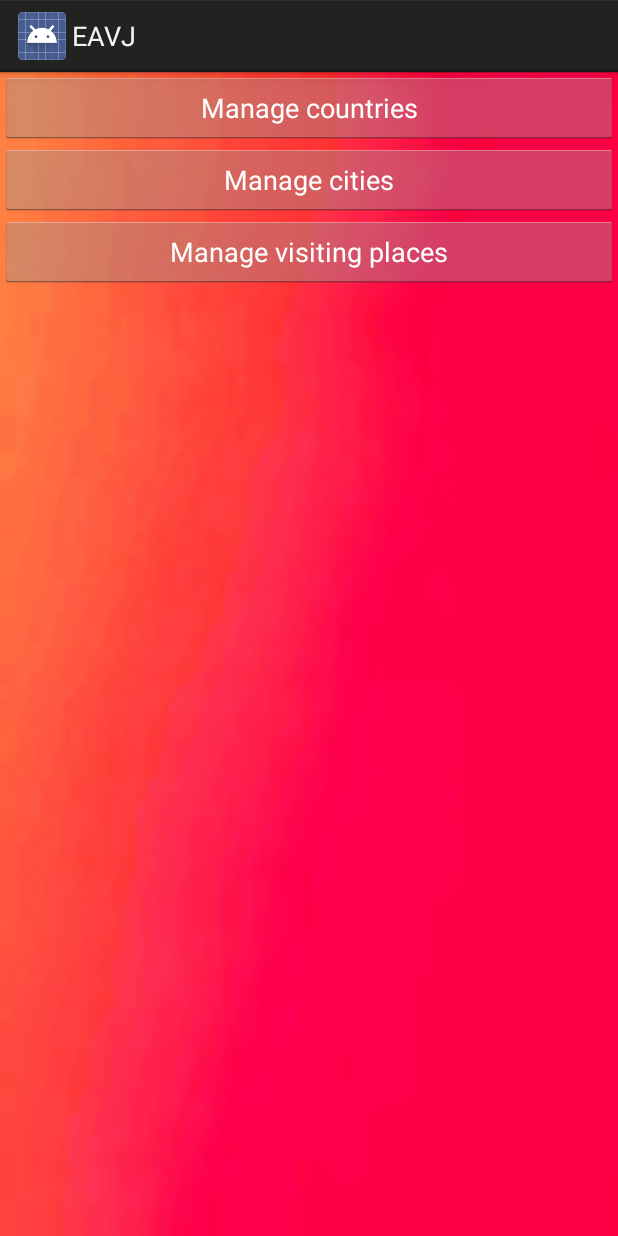
After one commit to egibra/EAVJ, an Android app: the AdminMainActivity screen opened directly, with no data from a screen before it, on a phone screen of 412 x 824 dp. The commit adds this screen. Run offline under Robolectric (Android 15) with nearby library versions, the light colour scheme and no system bars.

Commit message:
Added admin panel and its background

```diff
--- a/app/src/main/AndroidManifest.xml
+++ b/app/src/main/AndroidManifest.xml
@@ -9,7 +9,7 @@
         android:roundIcon="@mipmap/ic_launcher_round"
         android:supportsRtl="true"
         android:theme="@style/AppTheme">
-        <activity android:name=".MainActivity"></activity>
+        <activity android:name=".MainActivity" />
         <activity android:name=".SignUpActivity">
             <intent-filter>
                 <action android:name="android.intent.action.MAIN" />
@@ -17,9 +17,10 @@
                 <category android:name="android.intent.category.LAUNCHER" />
             </intent-filter>
         </activity>
-        <activity android:name=".LoginActivity"></activity>
-        <activity android:name=".TripListActivity"></activity>
-        <activity android:name=".TripIdeasActivity"></activity>
+        <activity android:name=".LoginActivity" />
+        <activity android:name=".TripListActivity" />
+        <activity android:name=".TripIdeasActivity" />
+        <activity android:name=".AdminMainActivity"></activity>
     </application>
 
 </manifest>
--- /dev/null
+++ b/app/src/main/java/main/eavj/AdminMainActivity.java
@@ -0,0 +1,13 @@
+package main.eavj;
+
+import android.app.Activity;
+import android.os.Bundle;
+
+public class AdminMainActivity extends Activity {
+
+    @Override
+    protected void onCreate(Bundle savedInstanceState) {
+        super.onCreate(savedInstanceState);
+        setContentView(R.layout.activity_admin_main);
+    }
+}
--- /dev/null
+++ b/app/src/main/res/layout/activity_admin_main.xml
@@ -0,0 +1,36 @@
+<?xml version="1.0" encoding="utf-8"?>
+<android.support.constraint.ConstraintLayout xmlns:android="http://schemas.android.com/apk/res/android"
+    xmlns:app="http://schemas.android.com/apk/res-auto"
+    xmlns:tools="http://schemas.android.com/tools"
+    android:layout_width="match_parent"
+    android:layout_height="match_parent"
+    tools:context="main.eavj.AdminMainActivity"
+    android:background="@drawable/adminBackground">
+
+    <LinearLayout
+        android:layout_width="match_parent"
+        android:layout_height="match_parent"
+        android:orientation="vertical">
+
+        <Button
+            android:id="@+id/button6"
+            android:layout_width="match_parent"
+            android:layout_height="wrap_content"
+            android:text="@string/manageCountries"
+            android:textColor="@color/buttonTextColor" />
+
+        <Button
+            android:id="@+id/button7"
+            android:layout_width="match_parent"
+            android:layout_height="wrap_content"
+            android:text="@string/manageCities"
+            android:textColor="@color/buttonTextColor" />
+
+        <Button
+            android:id="@+id/button8"
+            android:layout_width="match_parent"
+            android:layout_height="wrap_content"
+            android:text="@string/manageVisitingPlaces"
+            android:textColor="@color/buttonTextColor" />
+    </LinearLayout>
+</android.support.constraint.ConstraintLayout>
--- a/app/src/main/res/layout/activity_login.xml
+++ b/app/src/main/res/layout/activity_login.xml
@@ -46,7 +46,7 @@
             android:fontFamily="sans-serif"
             android:textColor="@color/colorAccent" />
 
-        <EditText
+        <TextView
             android:id="@+id/loginSignUp"
             android:layout_width="match_parent"
             android:layout_height="wrap_content"
--- a/app/src/main/res/values/colors.xml
+++ b/app/src/main/res/values/colors.xml
@@ -4,5 +4,5 @@
     <color name="colorPrimaryDark">#303F9F</color>
     <color name="colorAccent">#303F9F</color>
     <color name="buttonColor">#303F9F</color>
-    <color name="buttonTextColor">#FFFFFF</color>
+    <color name="buttonTextColor">#ffffff</color>
 </resources>
--- a/app/src/main/res/values/strings.xml
+++ b/app/src/main/res/values/strings.xml
@@ -13,4 +13,7 @@
     <string name="viewTrip">View trip</string>
     <string name="editTrip">Edit trip</string>
     <string name="deleteTrip">DeleteTrip</string>
+    <string name="manageCountries">Manage countries</string>
+    <string name="manageCities">Manage cities</string>
+    <string name="manageVisitingPlaces">Manage visiting places</string>
 </resources>
```
Also changed, not shown: app/src/main/res/drawable/adminBackground.png (added).
